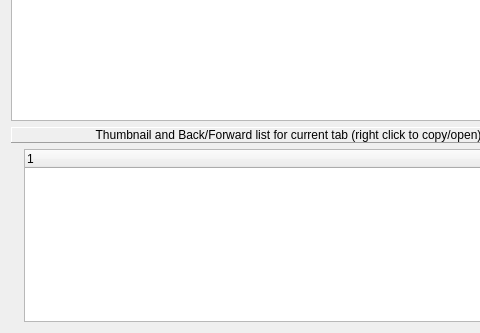
PicciMario/iPhone-Backup-Analyzer-2, file ipba2-plugins/safaristate_ui.ui: the form before one commit; both pictures show x 0 to 480 and y 84 to 417 of the 577 by 417 pixel window.
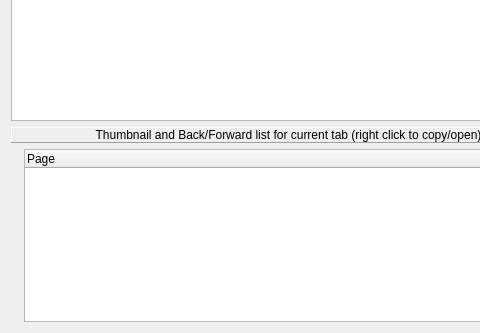
The form after the commit.

Diff of the .ui file:
```diff
--- a/ipba2-plugins/safaristate_ui.ui
+++ b/ipba2-plugins/safaristate_ui.ui
@@ -81,7 +81,7 @@
        </property>
        <column>
         <property name="text">
-         <string notr="true">1</string>
+         <string notr="true">Page</string>
         </property>
        </column>
       </widget>
```
